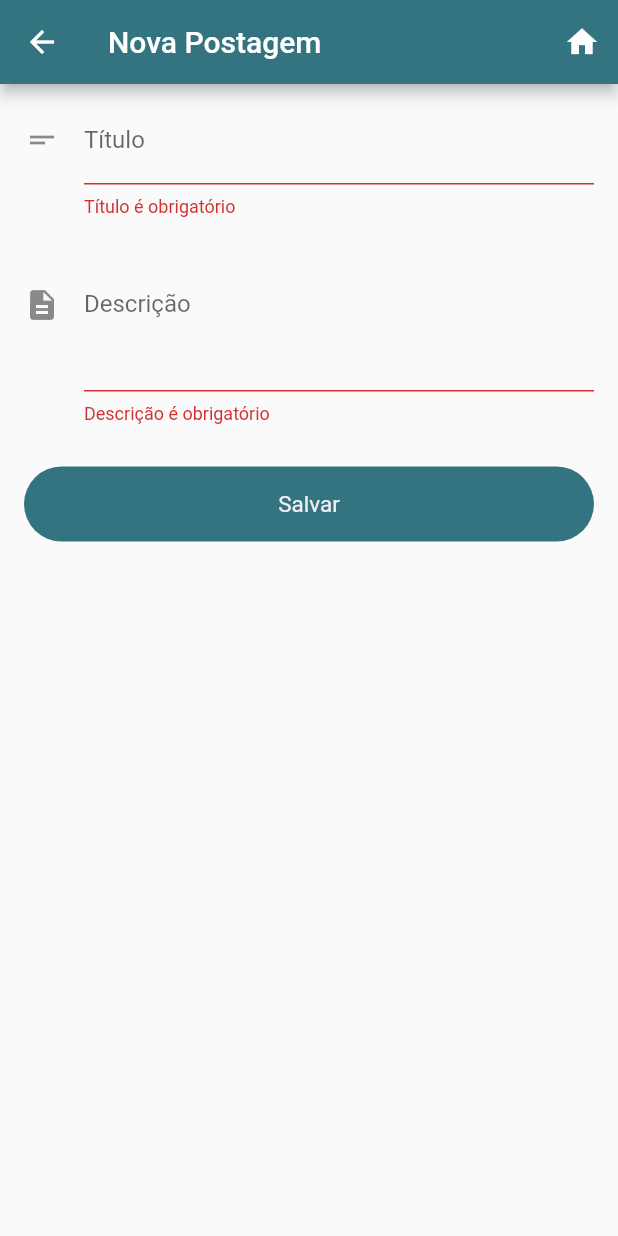
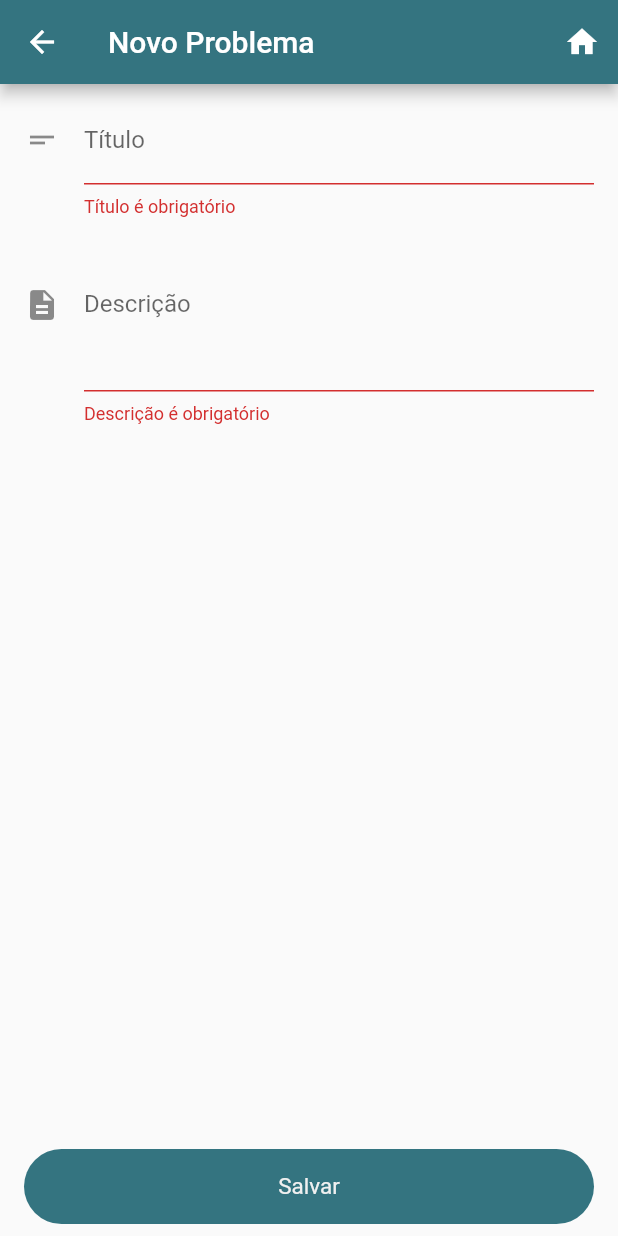
Before and after one commit to DevMobUFRJ/redesign, a Flutter app: the ForumPostForm screen opened directly with empty values, on a phone screen of 412 x 824 dp. Run offline on Flutter 3.47's test engine with Material 2 defaults, Android fonts, the phone set to English and light mode, and no system bars; our stand-ins replace cloud_firestore, firebase_analytics, firebase_auth, firebase_storage, google_maps_flutter, image_picker and 1 more; missing offline and left inert: geocoder; accounts and stored records are empty.

Commit message:
*  Visualização no fórum - paddings, botões e forms

```diff
--- a/lib/modulos/forum/forum_post_form.dart
+++ b/lib/modulos/forum/forum_post_form.dart
@@ -32,13 +32,19 @@ class ForumPostFormState extends State<ForumPostForm> {
   @override
   Widget build(BuildContext context) {
     return TelaBase(
-      title: "Nova Postagem",
+      title: "Novo Problema",
       body: Scaffold(
         key: _scaffoldKey,
         resizeToAvoidBottomPadding: false,
-        body: Form(
+        body: Stack(
+          alignment: Alignment.bottomCenter,
+          children: <Widget>[
+            Form(
               key: _formKey,
               autovalidate: true,
+              child: Column(
+                children: <Widget>[
+                  Expanded(
                     child: ListView(
                       children: <Widget>[
                         TextFormField(
@@ -50,7 +56,9 @@ class ForumPostFormState extends State<ForumPostForm> {
                           inputFormatters: [LengthLimitingTextInputFormatter(50)],
                           onSaved: (val) => post.titulo = val,
                         ),
-              TextFormField(
+                        Padding(
+                          padding: const EdgeInsets.only(bottom: 70.0),
+                          child: TextFormField(
                             decoration: const InputDecoration(
                               icon: const Icon(Icons.description),
                               labelText: 'Descrição',
@@ -62,13 +70,19 @@ class ForumPostFormState extends State<ForumPostForm> {
                             inputFormatters: [LengthLimitingTextInputFormatter(500)],
                             onSaved: (val) => post.descricao = val,
                           ),
-              Container(
-                  padding: const EdgeInsets.only(top: 20.0),
-                  child: BotaoPadrao("Salvar", _submitForm,
-                      Tema.principal.primaryColor, Tema.cinzaClaro)
                         ),
                       ],
                     ),
+                  )
+                ],
+              ),
+            ),
+            Container(
+              child: BotaoPadrao("Salvar", _submitForm,
+                Tema.principal.primaryColor, Tema.cinzaClaro
+              )
+            ),
+          ],
         ),
       ),
     );
```
Also changed, not shown: lib/modulos/forum/forum_comentario_form.dart (+17 -3 lines), lib/modulos/forum/forum_post_exibir.dart (+10 -4 lines). Lines whose indentation alone changed are shown as unchanged.
